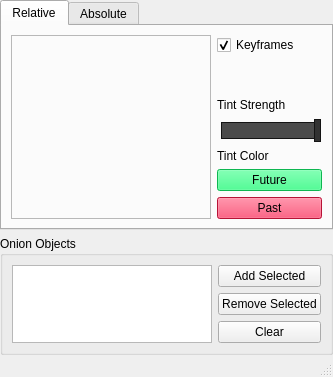
Above: 2017/onionSkinRenderer/onionSkinRendererWidget.ui from Viele/onionSkinRenderer before the change. Below: the same form after it.
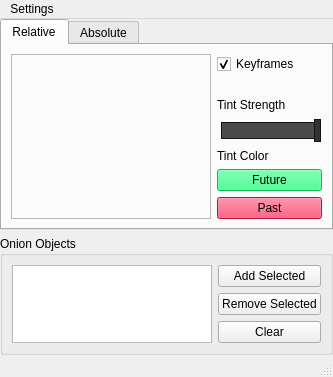
That is the form after the change.

Patch:
```diff
--- a/2017/onionSkinRenderer/onionSkinRendererWidget.ui
+++ b/2017/onionSkinRenderer/onionSkinRendererWidget.ui
@@ -445,6 +445,14 @@
      <height>21</height>
     </rect>
    </property>
+   <widget class="QMenu" name="menubar_settings">
+    <property name="title">
+     <string>Settings</string>
+    </property>
+    <addaction name="settings_clearBuffer"/>
+    <addaction name="settings_autoClearBuffer"/>
+   </widget>
+   <addaction name="menubar_settings"/>
   </widget>
   <widget class="QStatusBar" name="statusbar"/>
  </widget>
```
Left out of the diff: 21 changed lines with no effect on the pictures.
